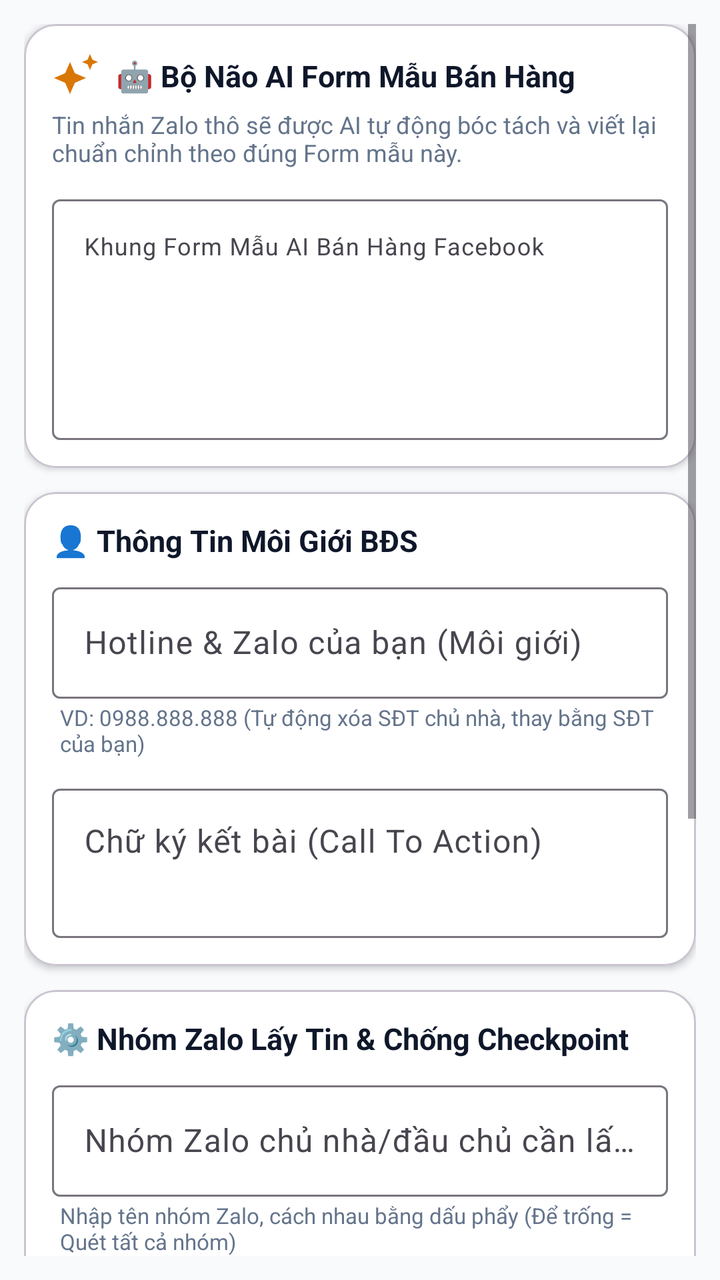
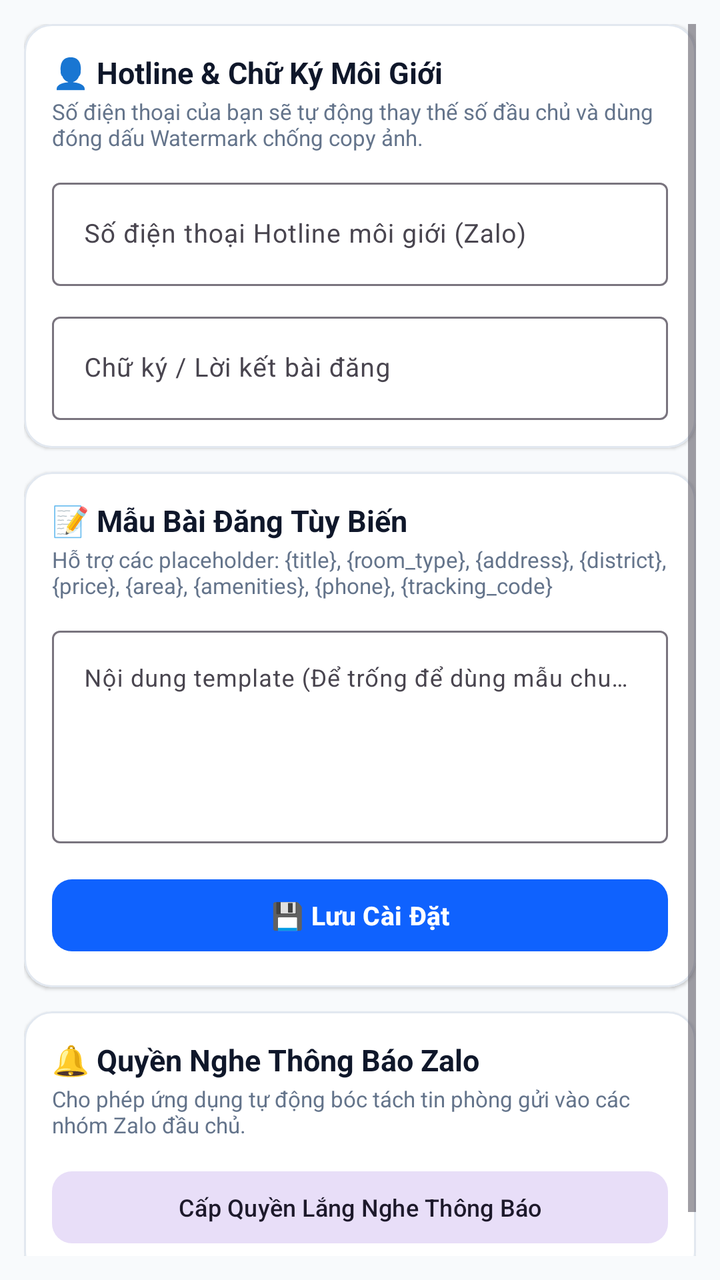

An Android layout rendered at two revisions. The XML below is the earlier revision; the diff shows what the commit changed to produce the second picture.
<!-- AndroidManifest.xml: application theme Theme.Z2FBPostManager -->
<!-- res/layout/fragment_settings.xml -->
<?xml version="1.0" encoding="utf-8"?>
<ScrollView 
    xmlns:android="http://schemas.android.com/apk/res/android"
    xmlns:app="http://schemas.android.com/apk/res-auto"
    android:layout_width="match_parent"
    android:layout_height="match_parent"
    android:background="@color/background"
    android:padding="12dp">

    <LinearLayout
        android:layout_width="match_parent"
        android:layout_height="wrap_content"
        android:orientation="vertical">

        
        <com.google.android.material.card.MaterialCardView
            android:layout_width="match_parent"
            android:layout_height="wrap_content"
            app:cardCornerRadius="16dp"
            app:cardElevation="2dp"
            app:cardBackgroundColor="@color/surface">

            <LinearLayout
                android:layout_width="match_parent"
                android:layout_height="wrap_content"
                android:orientation="vertical"
                android:padding="14dp">

                <LinearLayout
                    android:layout_width="match_parent"
                    android:layout_height="wrap_content"
                    android:orientation="horizontal"
                    android:gravity="center_vertical">

                    <ImageView
                        android:layout_width="24dp"
                        android:layout_height="24dp"
                        android:src="@drawable/ic_sparkle" />

                    <TextView
                        android:layout_width="wrap_content"
                        android:layout_height="wrap_content"
                        android:layout_marginStart="8dp"
                        android:text="🤖 Bộ Não AI Form Mẫu Bán Hàng"
                        android:textSize="15sp"
                        android:textStyle="bold"
                        android:textColor="@color/text_primary" />
                </LinearLayout>

                <TextView
                    android:layout_width="wrap_content"
                    android:layout_height="wrap_content"
                    android:layout_marginTop="4dp"
                    android:text="Tin nhắn Zalo thô sẽ được AI tự động bóc tách và viết lại chuẩn chỉnh theo đúng Form mẫu này."
                    android:textSize="12sp"
                    android:textColor="@color/text_secondary" />

                <com.google.android.material.textfield.TextInputLayout
                    android:layout_width="match_parent"
                    android:layout_height="wrap_content"
                    android:layout_marginTop="10dp"
                    android:hint="@string/setting_ai_template"
                    style="@style/Widget.Material3.TextInputLayout.OutlinedBox">

                    <com.google.android.material.textfield.TextInputEditText
                        android:id="@+id/et_ai_template"
                        android:layout_width="match_parent"
                        android:layout_height="wrap_content"
                        android:minLines="6"
                        android:gravity="top"
                        android:textSize="12sp"
                        android:inputType="textMultiLine" />
                </com.google.android.material.textfield.TextInputLayout>

            </LinearLayout>
        </com.google.android.material.card.MaterialCardView>

        
        <com.google.android.material.card.MaterialCardView
            android:layout_width="match_parent"
            android:layout_height="wrap_content"
            android:layout_marginTop="12dp"
            app:cardCornerRadius="16dp"
            app:cardElevation="2dp"
            app:cardBackgroundColor="@color/surface">

            <LinearLayout
                android:layout_width="match_parent"
                android:layout_height="wrap_content"
                android:orientation="vertical"
                android:padding="14dp">

                <TextView
                    android:layout_width="wrap_content"
                    android:layout_height="wrap_content"
                    android:text="👤 Thông Tin Môi Giới BĐS"
                    android:textSize="15sp"
                    android:textStyle="bold"
                    android:textColor="@color/text_primary" />

                
                <com.google.android.material.textfield.TextInputLayout
                    android:layout_width="match_parent"
                    android:layout_height="wrap_content"
                    android:layout_marginTop="8dp"
                    android:hint="@string/setting_replace_phone"
                    style="@style/Widget.Material3.TextInputLayout.OutlinedBox">

                    <com.google.android.material.textfield.TextInputEditText
                        android:id="@+id/et_replace_phone"
                        android:layout_width="match_parent"
                        android:layout_height="wrap_content"
                        android:inputType="phone" />
                </com.google.android.material.textfield.TextInputLayout>
                <TextView
                    android:layout_width="wrap_content"
                    android:layout_height="wrap_content"
                    android:text="@string/setting_replace_phone_hint"
                    android:textSize="11sp"
                    android:textColor="@color/text_secondary"
                    android:layout_marginStart="4dp"
                    android:layout_marginTop="2dp" />

                
                <com.google.android.material.textfield.TextInputLayout
                    android:layout_width="match_parent"
                    android:layout_height="wrap_content"
                    android:layout_marginTop="10dp"
                    android:hint="@string/setting_signature"
                    style="@style/Widget.Material3.TextInputLayout.OutlinedBox">

                    <com.google.android.material.textfield.TextInputEditText
                        android:id="@+id/et_signature"
                        android:layout_width="match_parent"
                        android:layout_height="wrap_content"
                        android:minLines="2"
                        android:gravity="top"
                        android:inputType="textMultiLine" />
                </com.google.android.material.textfield.TextInputLayout>

            </LinearLayout>
        </com.google.android.material.card.MaterialCardView>

        
        <com.google.android.material.card.MaterialCardView
            android:layout_width="match_parent"
            android:layout_height="wrap_content"
            android:layout_marginTop="12dp"
            app:cardCornerRadius="16dp"
            app:cardElevation="2dp"
            app:cardBackgroundColor="@color/surface">

            <LinearLayout
                android:layout_width="match_parent"
                android:layout_height="wrap_content"
                android:orientation="vertical"
                android:padding="14dp">

                <TextView
                    android:layout_width="wrap_content"
                    android:layout_height="wrap_content"
                    android:text="⚙️ Nhóm Zalo Lấy Tin &amp; Chống Checkpoint"
                    android:textSize="15sp"
                    android:textStyle="bold"
                    android:textColor="@color/text_primary" />

                
                <com.google.android.material.textfield.TextInputLayout
                    android:layout_width="match_parent"
                    android:layout_height="wrap_content"
                    android:layout_marginTop="8dp"
                    android:hint="@string/setting_zalo_groups"
                    style="@style/Widget.Material3.TextInputLayout.OutlinedBox">

                    <com.google.android.material.textfield.TextInputEditText
                        android:id="@+id/et_zalo_groups"
                        android:layout_width="match_parent"
                        android:layout_height="wrap_content" />
                </com.google.android.material.textfield.TextInputLayout>
                <TextView
                    android:layout_width="wrap_content"
                    android:layout_height="wrap_content"
                    android:text="@string/setting_zalo_groups_hint"
                    android:textSize="11sp"
                    android:textColor="@color/text_secondary"
                    android:layout_marginStart="4dp"
                    android:layout_marginTop="2dp" />

                
                <com.google.android.material.textfield.TextInputLayout
                    android:layout_width="match_parent"
                    android:layout_height="wrap_content"
                    android:layout_marginTop="10dp"
                    android:hint="@string/setting_delay_jitter"
                    style="@style/Widget.Material3.TextInputLayout.OutlinedBox">

                    <com.google.android.material.textfield.TextInputEditText
                        android:id="@+id/et_delay_sec"
                        android:layout_width="match_parent"
                        android:layout_height="wrap_content"
                        android:inputType="number"
                        android:text="180" />
                </com.google.android.material.textfield.TextInputLayout>
                <TextView
                    android:layout_width="wrap_content"
                    android:layout_height="wrap_content"
                    android:text="@string/setting_delay_hint"
                    android:textSize="11sp"
                    android:textColor="@color/text_secondary"
                    android:layout_marginStart="4dp"
                    android:layout_marginTop="2dp" />

                
                <com.google.android.material.button.MaterialButton
                    android:id="@+id/btn_save_settings"
                    android:layout_width="match_parent"
                    android:layout_height="46dp"
                    android:layout_marginTop="16dp"
                    android:text="@string/btn_save"
                    android:textStyle="bold"
                    app:cornerRadius="10dp"
                    app:backgroundTint="@color/primary" />
            </LinearLayout>
        </com.google.android.material.card.MaterialCardView>

        
        <com.google.android.material.card.MaterialCardView
            android:layout_width="match_parent"
            android:layout_height="wrap_content"
            android:layout_marginTop="12dp"
            app:cardCornerRadius="16dp"
            app:cardElevation="2dp"
            app:cardBackgroundColor="@color/surface">

            <LinearLayout
                android:layout_width="match_parent"
                android:layout_height="wrap_content"
                android:orientation="vertical"
                android:padding="14dp">

                <TextView
                    android:layout_width="wrap_content"
                    android:layout_height="wrap_content"
                    android:text="🛡️ Quyền Hệ Thống Bắt Tin Zalo"
                    android:textSize="15sp"
                    android:textStyle="bold"
                    android:textColor="@color/text_primary" />

                <com.google.android.material.button.MaterialButton
                    android:id="@+id/btn_grant_notif"
                    android:layout_width="match_parent"
                    android:layout_height="wrap_content"
                    android:layout_marginTop="8dp"
                    android:text="@string/btn_grant_notification"
                    app:cornerRadius="10dp"
                    style="@style/Widget.Material3.Button.TonalButton" />

                <com.google.android.material.button.MaterialButton
                    android:id="@+id/btn_grant_overlay"
                    android:layout_width="match_parent"
                    android:layout_height="wrap_content"
                    android:layout_marginTop="4dp"
                    android:text="@string/btn_grant_overlay"
                    app:cornerRadius="10dp"
                    style="@style/Widget.Material3.Button.TonalButton" />
            </LinearLayout>
        </com.google.android.material.card.MaterialCardView>

        <View
            android:layout_width="match_parent"
            android:layout_height="32dp" />

    </LinearLayout>
</ScrollView>
<!-- resources referenced by this layout -->
<resources>
  <color name="background">#F8FAFC</color>
  <color name="primary">#0F62FE</color>
  <color name="surface">#FFFFFF</color>
  <color name="text_primary">#0F172A</color>
  <color name="text_secondary">#64748B</color>
  <!-- drawable ic_sparkle (drawable) -->
  <vector xmlns:android="http://schemas.android.com/apk/res/android"
      android:width="24dp"
      android:height="24dp"
      android:viewportWidth="24"
      android:viewportHeight="24">
    <path
        android:fillColor="@color/price_tag"
        android:pathData="M9,21l-2.4,-5.6L1,13l5.6,-2.4L9,5l2.4,5.6L17,13l-5.6,2.4L9,21zM19,9l-1.2,-2.8L15,5l2.8,-1.2L19,1l1.2,2.8L23,5l-2.8,1.2L19,9z"/>
  </vector>
  <string name="btn_grant_notification">Cấp quyền Bắt thông báo Zalo</string>
  <string name="btn_grant_overlay">Cấp quyền Bong bóng nổi</string>
  <string name="btn_save">Lưu Cấu Hình</string>
  <string name="setting_ai_template">Khung Form Mẫu AI Bán Hàng Facebook</string>
  <string name="setting_delay_hint">180 (Khuyên dùng: 120s - 240s để tài khoản an toàn tuyệt đối)</string>
  <string name="setting_delay_jitter">Giãn cách chống checkpoint FB (Giây)</string>
  <string name="setting_replace_phone">Hotline &amp; Zalo của bạn (Môi giới)</string>
  <string name="setting_replace_phone_hint">VD: 0988.888.888 (Tự động xóa SĐT chủ nhà, thay bằng SĐT của bạn)</string>
  <string name="setting_signature">Chữ ký kết bài (Call To Action)</string>
  <string name="setting_zalo_groups">Nhóm Zalo chủ nhà/đầu chủ cần lấy tin</string>
  <string name="setting_zalo_groups_hint">Nhập tên nhóm Zalo, cách nhau bằng dấu phẩy (Để trống = Quét tất cả nhóm)</string>
  <style name="Theme.Z2FBPostManager" parent="Theme.Material3.DayNight.NoActionBar">
          
          <item name="colorPrimary">@color/primary</item>
          <item name="colorOnPrimary">@color/on_primary</item>
          <item name="colorSecondary">@color/secondary</item>
          <item name="android:statusBarColor">@color/surface</item>
          <item name="android:windowLightStatusBar">true</item>
          <item name="android:navigationBarColor">@color/surface</item>
      </style>
  <color name="price_tag">#D97706</color>
  <color name="on_primary">#FFFFFF</color>
  <color name="secondary">#0D9488</color>
</resources>

<!-- the commit's change to res/layout/fragment_settings.xml (unified diff, before → after) -->
@@ -16,72 +16,10 @@
         <com.google.android.material.card.MaterialCardView
             android:layout_width="match_parent"
             android:layout_height="wrap_content"
-            app:cardCornerRadius="16dp"
-            app:cardElevation="2dp"
-            app:cardBackgroundColor="@color/surface">
-
-            <LinearLayout
-                android:layout_width="match_parent"
-                android:layout_height="wrap_content"
-                android:orientation="vertical"
-                android:padding="14dp">
-
-                <LinearLayout
-                    android:layout_width="match_parent"
-                    android:layout_height="wrap_content"
-                    android:orientation="horizontal"
-                    android:gravity="center_vertical">
-
-                    <ImageView
-                        android:layout_width="24dp"
-                        android:layout_height="24dp"
-                        android:src="@drawable/ic_sparkle" />
-
-                    <TextView
-                        android:layout_width="wrap_content"
-                        android:layout_height="wrap_content"
-                        android:layout_marginStart="8dp"
-                        android:text="🤖 Bộ Não AI Form Mẫu Bán Hàng"
-                        android:textSize="15sp"
-                        android:textStyle="bold"
-                        android:textColor="@color/text_primary" />
-                </LinearLayout>
-
-                <TextView
-                    android:layout_width="wrap_content"
-                    android:layout_height="wrap_content"
-                    android:layout_marginTop="4dp"
-                    android:text="Tin nhắn Zalo thô sẽ được AI tự động bóc tách và viết lại chuẩn chỉnh theo đúng Form mẫu này."
-                    android:textSize="12sp"
-                    android:textColor="@color/text_secondary" />
-
-                <com.google.android.material.textfield.TextInputLayout
-                    android:layout_width="match_parent"
-                    android:layout_height="wrap_content"
-                    android:layout_marginTop="10dp"
-                    android:hint="@string/setting_ai_template"
-                    style="@style/Widget.Material3.TextInputLayout.OutlinedBox">
-
-                    <com.google.android.material.textfield.TextInputEditText
-                        android:id="@+id/et_ai_template"
-                        android:layout_width="match_parent"
-                        android:layout_height="wrap_content"
-                        android:minLines="6"
-                        android:gravity="top"
-                        android:textSize="12sp"
-                        android:inputType="textMultiLine" />
-                </com.google.android.material.textfield.TextInputLayout>
-
-            </LinearLayout>
-        </com.google.android.material.card.MaterialCardView>
-
-        
-        <com.google.android.material.card.MaterialCardView
-            android:layout_width="match_parent"
-            android:layout_height="wrap_content"
-            android:layout_marginTop="12dp"
-            app:cardCornerRadius="16dp"
-            app:cardElevation="2dp"
+            app:cardCornerRadius="14dp"
+            app:cardElevation="1dp"
+            app:strokeWidth="1dp"
+            app:strokeColor="@color/divider"
             app:cardBackgroundColor="@color/surface">
 
             <LinearLayout
@@ -93,51 +31,47 @@
                 <TextView
                     android:layout_width="wrap_content"
                     android:layout_height="wrap_content"
-                    android:text="👤 Thông Tin Môi Giới BĐS"
+                    android:text="👤 Hotline &amp; Chữ Ký Môi Giới"
                     android:textSize="15sp"
                     android:textStyle="bold"
                     android:textColor="@color/text_primary" />
 
-                
+                <TextView
+                    android:layout_width="wrap_content"
+                    android:layout_height="wrap_content"
+                    android:layout_marginTop="2dp"
+                    android:text="Số điện thoại của bạn sẽ tự động thay thế số đầu chủ và dùng đóng dấu Watermark chống copy ảnh."
+                    android:textSize="11sp"
+                    android:textColor="@color/text_secondary" />
+
                 <com.google.android.material.textfield.TextInputLayout
                     android:layout_width="match_parent"
                     android:layout_height="wrap_content"
-                    android:layout_marginTop="8dp"
-                    android:hint="@string/setting_replace_phone"
+                    android:layout_marginTop="10dp"
+                    android:hint="Số điện thoại Hotline môi giới (Zalo)"
                     style="@style/Widget.Material3.TextInputLayout.OutlinedBox">
 
                     <com.google.android.material.textfield.TextInputEditText
                         android:id="@+id/et_replace_phone"
                         android:layout_width="match_parent"
                         android:layout_height="wrap_content"
-                        android:inputType="phone" />
+                        android:inputType="phone"
+                        android:textSize="13sp" />
                 </com.google.android.material.textfield.TextInputLayout>
-                <TextView
-                    android:layout_width="wrap_content"
-                    android:layout_height="wrap_content"
-                    android:text="@string/setting_replace_phone_hint"
-                    android:textSize="11sp"
-                    android:textColor="@color/text_secondary"
-                    android:layout_marginStart="4dp"
-                    android:layout_marginTop="2dp" />
 
-                
                 <com.google.android.material.textfield.TextInputLayout
                     android:layout_width="match_parent"
                     android:layout_height="wrap_content"
                     android:layout_marginTop="10dp"
-                    android:hint="@string/setting_signature"
+                    android:hint="Chữ ký / Lời kết bài đăng"
                     style="@style/Widget.Material3.TextInputLayout.OutlinedBox">
 
                     <com.google.android.material.textfield.TextInputEditText
                         android:id="@+id/et_signature"
                         android:layout_width="match_parent"
                         android:layout_height="wrap_content"
-                        android:minLines="2"
-                        android:gravity="top"
-                        android:inputType="textMultiLine" />
+                        android:textSize="13sp" />
                 </com.google.android.material.textfield.TextInputLayout>
-
             </LinearLayout>
         </com.google.android.material.card.MaterialCardView>
 
@@ -146,8 +80,10 @@
             android:layout_width="match_parent"
             android:layout_height="wrap_content"
             android:layout_marginTop="12dp"
-            app:cardCornerRadius="16dp"
-            app:cardElevation="2dp"
+            app:cardCornerRadius="14dp"
+            app:cardElevation="1dp"
+            app:strokeWidth="1dp"
+            app:strokeColor="@color/divider"
             app:cardBackgroundColor="@color/surface">
 
             <LinearLayout
@@ -159,64 +95,43 @@
                 <TextView
                     android:layout_width="wrap_content"
                     android:layout_height="wrap_content"
-                    android:text="⚙️ Nhóm Zalo Lấy Tin &amp; Chống Checkpoint"
+                    android:text="📝 Mẫu Bài Đăng Tùy Biến"
                     android:textSize="15sp"
                     android:textStyle="bold"
                     android:textColor="@color/text_primary" />
 
-                
-                <com.google.android.material.textfield.TextInputLayout
-                    android:layout_width="match_parent"
-                    android:layout_height="wrap_content"
-                    android:layout_marginTop="8dp"
-                    android:hint="@string/setting_zalo_groups"
-                    style="@style/Widget.Material3.TextInputLayout.OutlinedBox">
-
-                    <com.google.android.material.textfield.TextInputEditText
-                        android:id="@+id/et_zalo_groups"
-                        android:layout_width="match_parent"
-                        android:layout_height="wrap_content" />
-                </com.google.android.material.textfield.TextInputLayout>
                 <TextView
                     android:layout_width="wrap_content"
                     android:layout_height="wrap_content"
-                    android:text="@string/setting_zalo_groups_hint"
+                    android:layout_marginTop="2dp"
+                    android:text="Hỗ trợ các placeholder: {title}, {room_type}, {address}, {district}, {price}, {area}, {amenities}, {phone}, {tracking_code}"
                     android:textSize="11sp"
-                    android:textColor="@color/text_secondary"
-                    android:layout_marginStart="4dp"
-                    android:layout_marginTop="2dp" />
+                    android:textColor="@color/text_secondary" />
 
-                
                 <com.google.android.material.textfield.TextInputLayout
                     android:layout_width="match_parent"
                     android:layout_height="wrap_content"
                     android:layout_marginTop="10dp"
-                    android:hint="@string/setting_delay_jitter"
+                    android:hint="Nội dung template (Để trống để dùng mẫu chuẩn)"
                     style="@style/Widget.Material3.TextInputLayout.OutlinedBox">
 
                     <com.google.android.material.textfield.TextInputEditText
-                        android:id="@+id/et_delay_sec"
+                        android:id="@+id/et_ai_template"
                         android:layout_width="match_parent"
                         android:layout_height="wrap_content"
-                        android:inputType="number"
-                        android:text="180" />
+                        android:minLines="5"
+                        android:gravity="top"
+                        android:textSize="12sp"
+                        android:inputType="textMultiLine" />
                 </com.google.android.material.textfield.TextInputLayout>
-                <TextView
-                    android:layout_width="wrap_content"
-                    android:layout_height="wrap_content"
-                    android:text="@string/setting_delay_hint"
-                    android:textSize="11sp"
-                    android:textColor="@color/text_secondary"
-                    android:layout_marginStart="4dp"
-                    android:layout_marginTop="2dp" />
 
-                
                 <com.google.android.material.button.MaterialButton
                     android:id="@+id/btn_save_settings"
                     android:layout_width="match_parent"
-                    android:layout_height="46dp"
-                    android:layout_marginTop="16dp"
-                    android:text="@string/btn_save"
+                    android:layout_height="44dp"
+                    android:layout_marginTop="14dp"
+                    android:text="💾 Lưu Cài Đặt"
+                    android:textSize="13sp"
                     android:textStyle="bold"
                     app:cornerRadius="10dp"
                     app:backgroundTint="@color/primary" />
@@ -228,8 +143,11 @@
             android:layout_width="match_parent"
             android:layout_height="wrap_content"
             android:layout_marginTop="12dp"
-            app:cardCornerRadius="16dp"
-            app:cardElevation="2dp"
+            android:layout_marginBottom="24dp"
+            app:cardCornerRadius="14dp"
+            app:cardElevation="1dp"
+            app:strokeWidth="1dp"
+            app:strokeColor="@color/divider"
             app:cardBackgroundColor="@color/surface">
 
             <LinearLayout
@@ -241,34 +159,30 @@
                 <TextView
                     android:layout_width="wrap_content"
                     android:layout_height="wrap_content"
-                    android:text="🛡️ Quyền Hệ Thống Bắt Tin Zalo"
+                    android:text="🔔 Quyền Nghe Thông Báo Zalo"
                     android:textSize="15sp"
                     android:textStyle="bold"
                     android:textColor="@color/text_primary" />
 
-                <com.google.android.material.button.MaterialButton
-                    android:id="@+id/btn_grant_notif"
-                    android:layout_width="match_parent"
+                <TextView
+                    android:layout_width="wrap_content"
                     android:layout_height="wrap_content"
-                    android:layout_marginTop="8dp"
-                    android:text="@string/btn_grant_notification"
-                    app:cornerRadius="10dp"
-                    style="@style/Widget.Material3.Button.TonalButton" />
+                    android:layout_marginTop="2dp"
+                    android:text="Cho phép ứng dụng tự động bóc tách tin phòng gửi vào các nhóm Zalo đầu chủ."
+                    android:textSize="11sp"
+                    android:textColor="@color/text_secondary" />
 
                 <com.google.android.material.button.MaterialButton
-                    android:id="@+id/btn_grant_overlay"
+                    android:id="@+id/btn_grant_notification"
                     android:layout_width="match_parent"
-                    android:layout_height="wrap_content"
-                    android:layout_marginTop="4dp"
-                    android:text="@string/btn_grant_overlay"
-                    app:cornerRadius="10dp"
-                    style="@style/Widget.Material3.Button.TonalButton" />
+                    android:layout_height="44dp"
+                    android:layout_marginTop="12dp"
+                    android:text="Cấp Quyền Lắng Nghe Thông Báo"
+                    android:textSize="12sp"
+                    style="@style/Widget.Material3.Button.TonalButton"
+                    app:cornerRadius="10dp" />
             </LinearLayout>
         </com.google.android.material.card.MaterialCardView>
 
-        <View
-            android:layout_width="match_parent"
-            android:layout_height="32dp" />
-
     </LinearLayout>
 </ScrollView>
<!-- resource entries referenced after the edit -->
@@ -1,31 +1,11 @@
 <!-- resources referenced by this layout -->
 <resources>
   <color name="background">#F8FAFC</color>
+  <color name="divider">#E2E8F0</color>
   <color name="primary">#0F62FE</color>
   <color name="surface">#FFFFFF</color>
   <color name="text_primary">#0F172A</color>
   <color name="text_secondary">#64748B</color>
-  <!-- drawable ic_sparkle (drawable) -->
-  <vector xmlns:android="http://schemas.android.com/apk/res/android"
-      android:width="24dp"
-      android:height="24dp"
-      android:viewportWidth="24"
-      android:viewportHeight="24">
-    <path
-        android:fillColor="@color/price_tag"
-        android:pathData="M9,21l-2.4,-5.6L1,13l5.6,-2.4L9,5l2.4,5.6L17,13l-5.6,2.4L9,21zM19,9l-1.2,-2.8L15,5l2.8,-1.2L19,1l1.2,2.8L23,5l-2.8,1.2L19,9z"/>
-  </vector>
-  <string name="btn_grant_notification">Cấp quyền Bắt thông báo Zalo</string>
-  <string name="btn_grant_overlay">Cấp quyền Bong bóng nổi</string>
-  <string name="btn_save">Lưu Cấu Hình</string>
-  <string name="setting_ai_template">Khung Form Mẫu AI Bán Hàng Facebook</string>
-  <string name="setting_delay_hint">180 (Khuyên dùng: 120s - 240s để tài khoản an toàn tuyệt đối)</string>
-  <string name="setting_delay_jitter">Giãn cách chống checkpoint FB (Giây)</string>
-  <string name="setting_replace_phone">Hotline &amp; Zalo của bạn (Môi giới)</string>
-  <string name="setting_replace_phone_hint">VD: 0988.888.888 (Tự động xóa SĐT chủ nhà, thay bằng SĐT của bạn)</string>
-  <string name="setting_signature">Chữ ký kết bài (Call To Action)</string>
-  <string name="setting_zalo_groups">Nhóm Zalo chủ nhà/đầu chủ cần lấy tin</string>
-  <string name="setting_zalo_groups_hint">Nhập tên nhóm Zalo, cách nhau bằng dấu phẩy (Để trống = Quét tất cả nhóm)</string>
   <style name="Theme.Z2FBPostManager" parent="Theme.Material3.DayNight.NoActionBar">
           
           <item name="colorPrimary">@color/primary</item>
@@ -35,7 +15,6 @@
           <item name="android:windowLightStatusBar">true</item>
           <item name="android:navigationBarColor">@color/surface</item>
       </style>
-  <color name="price_tag">#D97706</color>
   <color name="on_primary">#FFFFFF</color>
   <color name="secondary">#0D9488</color>
 </resources>
